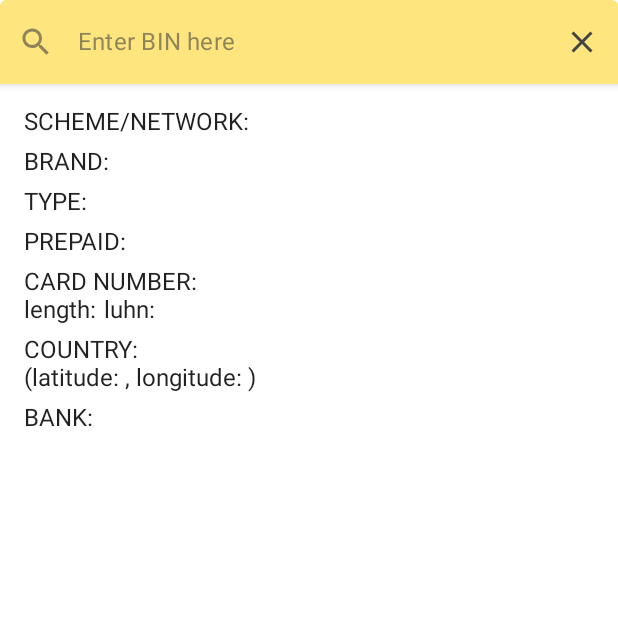
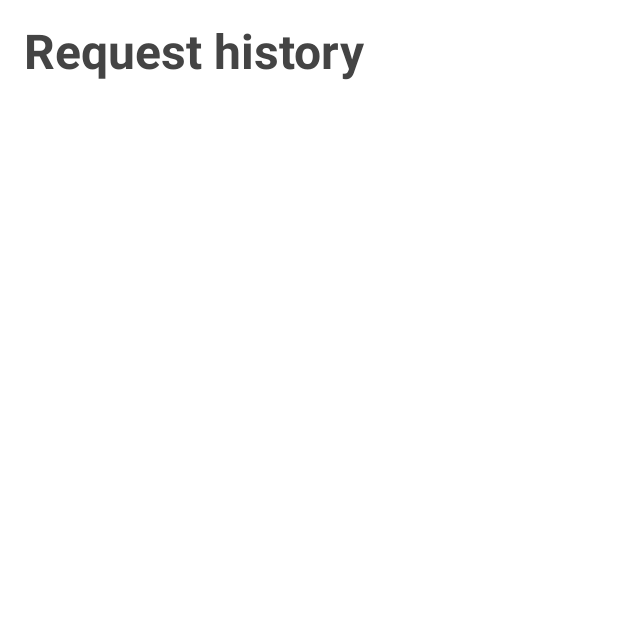
Before and after one commit to tprobius/Binfo, an Android app built with Jetpack Compose: the screen it shows after launch (MainActivity), after a tap on "Search", on a phone screen of 412 x 824 dp, the top half of it. Run offline under Robolectric (Android 15) with nearby library versions, the phone set to English and light mode, and no system bars; our stand-ins replace Dagger/Hilt's generated code, Room's generated code, livedata-compose.

Commit message:
One more refactoring

```diff
--- a/app/src/main/java/com/tprobius/binformation/presentation/navigation/SetupNavHost.kt
+++ b/app/src/main/java/com/tprobius/binformation/presentation/navigation/SetupNavHost.kt
@@ -4,27 +4,27 @@ import androidx.compose.runtime.Composable
 import androidx.navigation.NavHostController
 import androidx.navigation.compose.NavHost
 import androidx.navigation.compose.composable
-import com.tprobius.binformation.presentation.screens.homescreen.HomeScreen
-import com.tprobius.binformation.presentation.screens.searchscreen.SearchScreen
+import com.tprobius.binformation.presentation.screens.historyscreen.HistoryScreen
+import com.tprobius.binformation.presentation.screens.historyscreen.SearchScreen
 
 sealed class Screens(val route: String) {
-    object HomeScreen : Screens(route = "home_screen")
     object SearchScreen : Screens(route = "search_screen")
+    object HistoryScreen : Screens(route = "history_screen")
 }
 
 @Composable
 fun SetupNavHost(navController: NavHostController) {
     NavHost(
         navController = navController,
-        startDestination = Screens.HomeScreen.route
+        startDestination = Screens.SearchScreen.route
     ) {
-        composable(route = Screens.HomeScreen.route) {
-            HomeScreen(navController = navController)
+        composable(route = Screens.SearchScreen.route) {
+            SearchScreen(navController = navController)
         }
 
-        composable(route = Screens.SearchScreen.route)
+        composable(route = Screens.HistoryScreen.route)
         {
-            SearchScreen()
+            HistoryScreen()
         }
     }
 }
--- a/app/src/main/java/com/tprobius/binformation/presentation/screens/homescreen/BinItem.kt
+++ b/app/src/main/java/com/tprobius/binformation/presentation/screens/historyscreen/BinItem.kt
@@ -1,4 +1,4 @@
-package com.tprobius.binformation.presentation.screens.searchscreen
+package com.tprobius.binformation.presentation.screens.historyscreen
 
 import androidx.compose.foundation.layout.Arrangement
 import androidx.compose.foundation.layout.Row
--- a/app/src/main/java/com/tprobius/binformation/presentation/screens/homescreen/BinState.kt
+++ b/app/src/main/java/com/tprobius/binformation/presentation/screens/historyscreen/BinState.kt
@@ -1,4 +1,4 @@
-package com.tprobius.binformation.presentation.screens.homescreen
+package com.tprobius.binformation.presentation.screens.historyscreen
 
 import com.tprobius.binformation.domain.entities.Bin
 
--- a/app/src/main/java/com/tprobius/binformation/presentation/screens/homescreen/HomeScreen.kt
+++ b/app/src/main/java/com/tprobius/binformation/presentation/screens/historyscreen/HistoryScreen.kt
@@ -1,12 +1,10 @@
-package com.tprobius.binformation.presentation.screens.homescreen
+package com.tprobius.binformation.presentation.screens.historyscreen
 
 import android.annotation.SuppressLint
 import androidx.compose.foundation.layout.*
 import androidx.compose.foundation.lazy.LazyColumn
 import androidx.compose.foundation.lazy.items
 import androidx.compose.material.*
-import androidx.compose.material.icons.Icons
-import androidx.compose.material.icons.filled.Search
 import androidx.compose.runtime.*
 import androidx.compose.ui.Alignment
 import androidx.compose.ui.Modifier
@@ -15,37 +13,19 @@ import androidx.compose.ui.text.font.FontWeight
 import androidx.compose.ui.unit.dp
 import androidx.compose.ui.unit.sp
 import androidx.hilt.navigation.compose.hiltViewModel
-import androidx.navigation.NavHostController
-import com.tprobius.binformation.presentation.navigation.Screens
-import com.tprobius.binformation.presentation.screens.searchscreen.BinItem
 import com.tprobius.binformation.presentation.viewmodel.BinfoViewModel
-import com.tprobius.binformation.ui.theme.DarkYellow
 import kotlinx.coroutines.launch
 
 @SuppressLint("UnusedMaterialScaffoldPaddingParameter")
 @Composable
-fun HomeScreen(navController: NavHostController) {
+fun HistoryScreen() {
     val viewModel = hiltViewModel<BinfoViewModel>()
     val state = viewModel.state.value
     val scope = rememberCoroutineScope()
     val scaffoldState = rememberScaffoldState()
 
     Scaffold(
-        scaffoldState = scaffoldState,
-        floatingActionButton = {
-            FloatingActionButton(
-                onClick = {
-                    navController.navigate(Screens.SearchScreen.route)
-                },
-                backgroundColor = DarkYellow
-            ) {
-                Icon(
-                    imageVector = Icons.Default.Search,
-                    tint = Color.White,
-                    contentDescription = "Search"
-                )
-            }
-        }
+        scaffoldState = scaffoldState
     ) {
         Column(
             modifier = Modifier
@@ -73,14 +53,14 @@ fun HomeScreen(navController: NavHostController) {
                             .fillMaxWidth()
                             .padding(4.dp),
                         onDeleteClick = {
-                            viewModel.onEvent(HomeScreenEvent.DeleteBin(bins))
+                            viewModel.onEvent(HistoryScreenEvent.DeleteBin(bins))
                             scope.launch {
                                 val result = scaffoldState.snackbarHostState.showSnackbar(
                                     message = "Bin deleted",
                                     actionLabel = "Undo"
                                 )
                                 if (result == SnackbarResult.ActionPerformed) {
-                                    viewModel.onEvent(HomeScreenEvent.RestoreBin)
+                                    viewModel.onEvent(HistoryScreenEvent.RestoreBin)
                                 }
                             }
                         }
--- a/app/src/main/java/com/tprobius/binformation/presentation/screens/searchscreen/SearchScreen.kt
+++ b/app/src/main/java/com/tprobius/binformation/presentation/screens/searchscreen/SearchScreen.kt
@@ -1,25 +1,44 @@
-package com.tprobius.binformation.presentation.screens.searchscreen
+package com.tprobius.binformation.presentation.screens.historyscreen
 
 import android.annotation.SuppressLint
 import androidx.compose.animation.*
 import androidx.compose.foundation.layout.*
 import androidx.compose.material.*
+import androidx.compose.material.icons.Icons
+import androidx.compose.material.icons.filled.History
 import androidx.compose.runtime.Composable
 import androidx.compose.runtime.getValue
 import androidx.compose.runtime.livedata.observeAsState
+import androidx.compose.ui.graphics.Color
 import androidx.hilt.navigation.compose.hiltViewModel
+import androidx.navigation.NavHostController
+import com.tprobius.binformation.presentation.navigation.Screens
 import com.tprobius.binformation.presentation.screens.searchscreen.components.BinDataCard
 import com.tprobius.binformation.presentation.screens.searchscreen.components.SearchAppBar
 import com.tprobius.binformation.presentation.viewmodel.BinfoViewModel
+import com.tprobius.binformation.ui.theme.DarkYellow
 
 @SuppressLint("UnusedMaterialScaffoldPaddingParameter")
 @Composable
-fun SearchScreen() {
+fun SearchScreen(navController: NavHostController) {
     val viewModel = hiltViewModel<BinfoViewModel>()
     val searchTextState by viewModel.searchTextState
     val binfo = viewModel.binfo.observeAsState().value
 
-    Scaffold(
+    Scaffold(floatingActionButton = {
+        FloatingActionButton(
+            onClick = {
+                navController.navigate(Screens.HistoryScreen.route)
+            },
+            backgroundColor = DarkYellow
+        ) {
+            Icon(
+                imageVector = Icons.Default.History,
+                tint = Color.White,
+                contentDescription = "Search"
+            )
+        }
+    },
         topBar = {
             SearchAppBar(
                 text = searchTextState,
--- a/app/src/main/java/com/tprobius/binformation/presentation/screens/searchscreen/components/BinDataCard.kt
+++ b/app/src/main/java/com/tprobius/binformation/presentation/screens/searchscreen/components/BinDataCard.kt
@@ -9,6 +9,7 @@ import androidx.compose.foundation.lazy.LazyColumn
 import androidx.compose.material.Text
 import androidx.compose.runtime.Composable
 import androidx.compose.ui.Modifier
+import androidx.compose.ui.graphics.Color
 import androidx.compose.ui.platform.LocalContext
 import androidx.compose.ui.unit.dp
 import com.tprobius.binformation.data.entities.Binfo
@@ -48,7 +49,8 @@ private fun CardScheme(binfo: Binfo?) {
                     Locale.getDefault()
                 ) else it.toString()
             } ?: ""
-        }"
+        }",
+        color = Color.DarkGray
     )
 }
 
@@ -56,7 +58,8 @@ private fun CardScheme(binfo: Binfo?) {
 private fun CardBrand(binfo: Binfo?) {
     Spacer(modifier = Modifier.padding(4.dp))
     Text(
-        text = "BRAND: ${binfo?.brand ?: ""}"
+        text = "BRAND: ${binfo?.brand ?: ""}",
+        color = Color.DarkGray
     )
 }
 
@@ -70,7 +73,8 @@ private fun CardType(binfo: Binfo?) {
                     Locale.getDefault()
                 ) else it.toString()
             } ?: ""
-        }"
+        }",
+        color = Color.DarkGray
     )
 }
 
@@ -78,7 +82,8 @@ private fun CardType(binfo: Binfo?) {
 private fun IsPrepaid(binfo: Binfo?) {
     Spacer(modifier = Modifier.padding(4.dp))
     Text(
-        text = "PREPAID: ${binfo?.prepaid?.let { if (it) "Yes" else "No" } ?: ""}"
+        text = "PREPAID: ${binfo?.prepaid?.let { if (it) "Yes" else "No" } ?: ""}",
+        color = Color.DarkGray
     )
 }
 
@@ -88,7 +93,8 @@ private fun CardNumber(binfo: Binfo?) {
     Text(
         text = "CARD NUMBER:\n" +
                 "length: ${binfo?.number?.let { it.length ?: "" } ?: ""}\t" +
-                "luhn: ${binfo?.number?.let { if (it.luhn == true) "Yes" else "No" } ?: ""}"
+                "luhn: ${binfo?.number?.let { if (it.luhn == true) "Yes" else "No" } ?: ""}",
+        color = Color.DarkGray
     )
 }
 
@@ -112,7 +118,8 @@ private fun Country(
             },
         text = "COUNTRY: ${binfo?.country?.let { (it.name ?: "") } ?: ""}\n" +
                 "(latitude: ${binfo?.country?.let { (it.latitude ?: "") } ?: ""}, " +
-                "longitude: ${binfo?.country?.let { (it.longitude ?: "") } ?: ""})"
+                "longitude: ${binfo?.country?.let { (it.longitude ?: "") } ?: ""})",
+        color = Color.DarkGray
     )
 }
 
@@ -120,7 +127,8 @@ private fun Country(
 private fun Bank(binfo: Binfo?) {
     Spacer(modifier = Modifier.padding(4.dp))
     Text(
-        text = "BANK: ${binfo?.bank?.let { it.name ?: "" } ?: ""}"
+        text = "BANK: ${binfo?.bank?.let { it.name ?: "" } ?: ""}",
+        color = Color.DarkGray
     )
 }
 
@@ -139,7 +147,8 @@ private fun BankUrl(
                 )
                 context.startActivity(httpIntent)
             },
-        text = binfo?.bank?.let { it.url ?: "" } ?: ""
+        text = binfo?.bank?.let { it.url ?: "" } ?: "",
+        color = Color.DarkGray
     )
 }
 
@@ -158,6 +167,7 @@ private fun BankPhone(
                 )
                 context.startActivity(telIntent)
             },
-        text = binfo?.bank?.let { it.phone ?: "" } ?: ""
+        text = binfo?.bank?.let { it.phone ?: "" } ?: "",
+        color = Color.DarkGray
     )
 }
--- a/app/src/main/java/com/tprobius/binformation/presentation/screens/searchscreen/components/SearchAppBar.kt
+++ b/app/src/main/java/com/tprobius/binformation/presentation/screens/searchscreen/components/SearchAppBar.kt
@@ -18,7 +18,6 @@ import androidx.compose.ui.text.input.ImeAction
 import androidx.compose.ui.text.input.KeyboardType
 import androidx.compose.ui.unit.dp
 import com.tprobius.binformation.domain.entities.Bin
-import com.tprobius.binformation.presentation.screens.homescreen.HomeScreenEvent
 import com.tprobius.binformation.presentation.screens.searchscreen.InputMask
 import com.tprobius.binformation.presentation.viewmodel.BinfoViewModel
 import com.tprobius.binformation.ui.theme.LightYellow
@@ -98,7 +97,7 @@ fun SearchAppBar(
             keyboardActions = KeyboardActions(
                 onSearch = {
                     viewModel.getBinfo(text.toInt())
-                    viewModel.onEvent(HomeScreenEvent.InsertBin(bin = Bin(number = text.toInt())))
+                    viewModel.insertBin(bin = Bin(number = text.toInt()))
                 }
             ),
             visualTransformation = InputMask(),
--- a/app/src/main/java/com/tprobius/binformation/ui/theme/Theme.kt
+++ b/app/src/main/java/com/tprobius/binformation/ui/theme/Theme.kt
@@ -7,15 +7,11 @@ import androidx.compose.material.lightColors
 import androidx.compose.runtime.Composable
 
 private val DarkColorPalette = darkColors(
-    primary = Purple200,
-    primaryVariant = Purple700,
-    secondary = Teal200
+    primary = DarkYellow
 )
 
 private val LightColorPalette = lightColors(
-    primary = Purple500,
-    primaryVariant = Purple700,
-    secondary = Teal200
+    primary = LightYellow
 
     /* Other default colors to override
     background = Color.White,
--- /dev/null
+++ b/app/src/main/res/drawable/baseline_history_24.xml
@@ -0,0 +1,5 @@
+<vector android:height="24dp" android:tint="#000000"
+    android:viewportHeight="24" android:viewportWidth="24"
+    android:width="24dp" xmlns:android="http://schemas.android.com/apk/res/android">
+    <path android:fillColor="@android:color/white" android:pathData="M13,3c-4.97,0 -9,4.03 -9,9L1,12l3.89,3.89 0.07,0.14L9,12L6,12c0,-3.87 3.13,-7 7,-7s7,3.13 7,7 -3.13,7 -7,7c-1.93,0 -3.68,-0.79 -4.94,-2.06l-1.42,1.42C8.27,19.99 10.51,21 13,21c4.97,0 9,-4.03 9,-9s-4.03,-9 -9,-9zM12,8v5l4.28,2.54 0.72,-1.21 -3.5,-2.08L13.5,8L12,8z"/>
+</vector>
```
Also changed, not shown: app/src/main/java/com/tprobius/binformation/presentation/screens/historyscreen/HistoryScreenEvent.kt (added, +8 -0 lines), app/src/main/java/com/tprobius/binformation/presentation/screens/homescreen/HomeScreenEvent.kt (deleted, +0 -10 lines), app/src/main/java/com/tprobius/binformation/presentation/viewmodel/BinfoViewModel.kt (+11 -10 lines).
